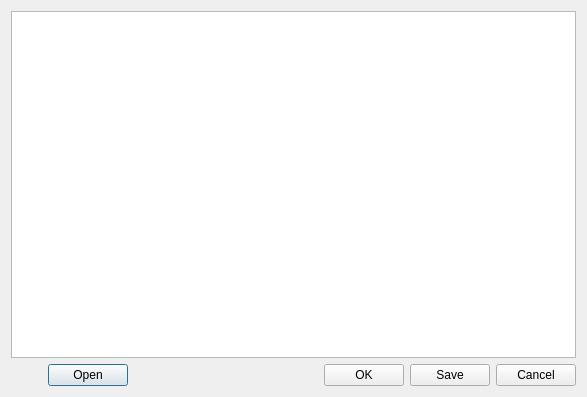
The window that src/wallpapersplitter.ui (kstorbakken/wallpaper_splitter) describes before a commit, drawn with Qt 5.
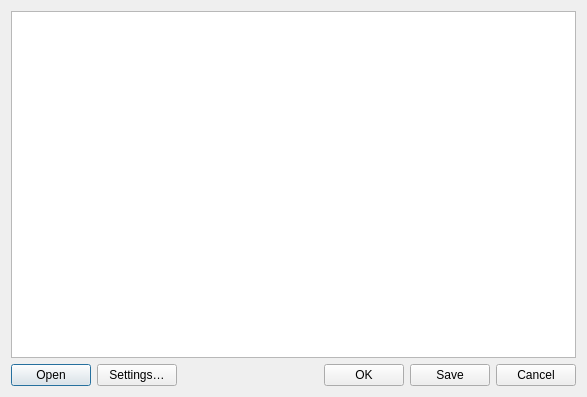
The same window after the commit. Icons and pictures are not drawn.

```diff
--- a/src/wallpapersplitter.ui
+++ b/src/wallpapersplitter.ui
@@ -25,11 +25,21 @@
     <layout class="QHBoxLayout" name="horizontalLayout_2">
      <item>
       <widget class="QDialogButtonBox" name="buttonBoxOpen">
+       <property name="sizePolicy">
+        <sizepolicy hsizetype="Fixed" vsizetype="Fixed">
+         <horstretch>0</horstretch>
+         <verstretch>0</verstretch>
+        </sizepolicy>
+       </property>
        <property name="standardButtons">
         <set>QDialogButtonBox::StandardButton::Open</set>
        </property>
-       <property name="centerButtons">
-        <bool>true</bool>
+      </widget>
+     </item>
+     <item>
+      <widget class="QPushButton" name="settingsButton">
+       <property name="text">
+        <string>Settings…</string>
        </property>
       </widget>
      </item>
```
